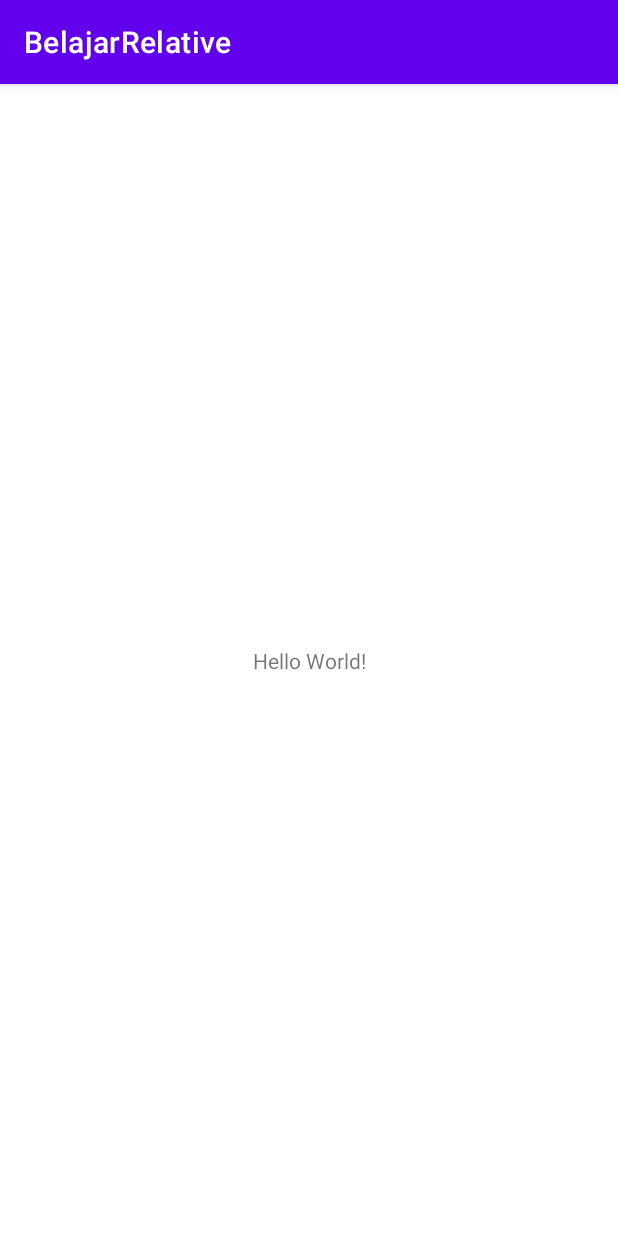
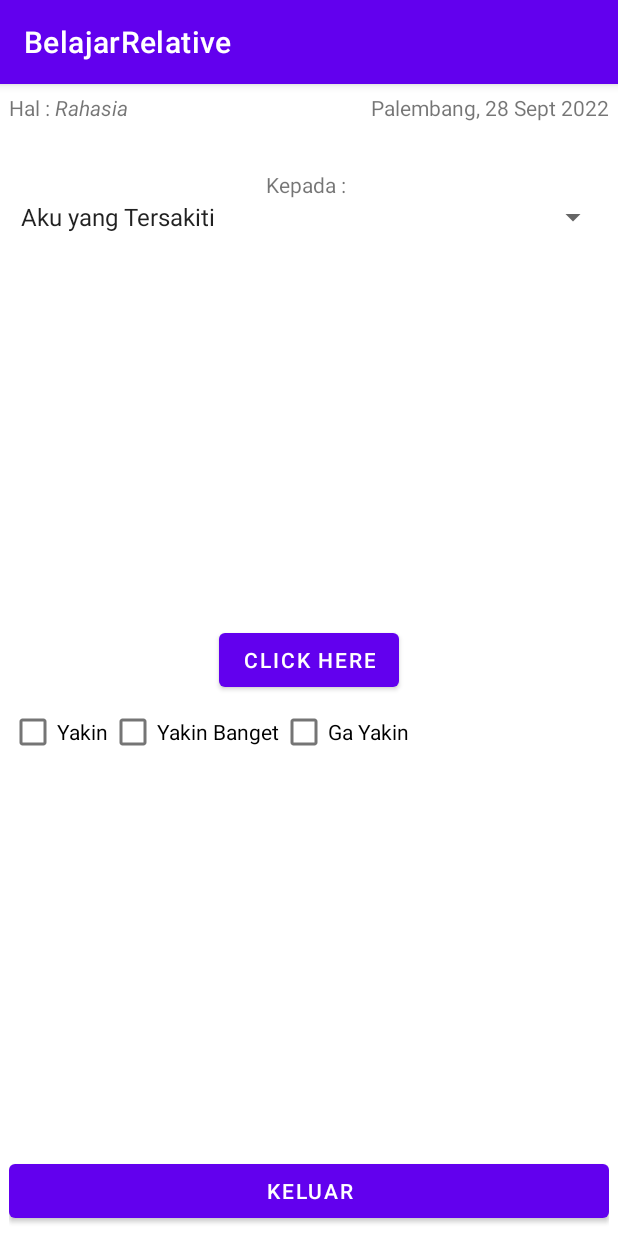
Before and after one commit to 2022-2023-Ganjil-PAB1-IF3B/BelajarRelative, an Android app: the screen it shows after launch (MainActivity), on a phone screen of 412 x 824 dp. Run offline under Robolectric (Android 15) with nearby library versions, the phone set to English and light mode, and no system bars.

Commit message:
Finish Relative Layout Learning

```diff
--- a/app/src/main/res/layout/activity_main.xml
+++ b/app/src/main/res/layout/activity_main.xml
@@ -1,18 +1,86 @@
 <?xml version="1.0" encoding="utf-8"?>
-<androidx.constraintlayout.widget.ConstraintLayout xmlns:android="http://schemas.android.com/apk/res/android"
+<RelativeLayout
+    xmlns:android="http://schemas.android.com/apk/res/android"
     xmlns:app="http://schemas.android.com/apk/res-auto"
     xmlns:tools="http://schemas.android.com/tools"
     android:layout_width="match_parent"
     android:layout_height="match_parent"
+    android:layout_margin="6dp"
     tools:context=".MainActivity">
 
     <TextView
+        android:id="@+id/tv_hal"
         android:layout_width="wrap_content"
         android:layout_height="wrap_content"
-        android:text="Hello World!"
-        app:layout_constraintBottom_toBottomOf="parent"
-        app:layout_constraintEnd_toEndOf="parent"
-        app:layout_constraintStart_toStartOf="parent"
-        app:layout_constraintTop_toTopOf="parent" />
+        android:text="Hal : "/>
 
-</androidx.constraintlayout.widget.ConstraintLayout>
+    <TextView
+        android:id="@+id/tv_rahasia"
+        android:layout_width="wrap_content"
+        android:layout_height="wrap_content"
+        android:text="Rahasia"
+        android:textStyle="italic"
+        android:layout_toRightOf="@id/tv_hal"/>
+
+    <TextView
+        android:id="@+id/tv_tanggal"
+        android:layout_width="wrap_content"
+        android:layout_height="wrap_content"
+        android:text="Palembang, 28 Sept 2022"
+        android:layout_alignParentRight="true"/>
+
+    <TextView
+        android:id="@+id/tv_kepada"
+        android:layout_width="wrap_content"
+        android:layout_height="wrap_content"
+        android:text="Kepada : "
+        android:layout_centerHorizontal="true"
+        android:layout_below="@id/tv_hal"
+        android:layout_marginTop="32dp"/>
+
+    <Spinner
+        android:id="@+id/sp_kepada_siapa"
+        android:layout_width="match_parent"
+        android:layout_height="wrap_content"
+        android:layout_below="@id/tv_kepada"
+        android:entries="@array/arr_kepada"/>
+
+    <Button
+        android:id="@+id/btn_click_here"
+        android:layout_width="wrap_content"
+        android:layout_height="wrap_content"
+        android:text="CLICK HERE"
+        android:layout_centerInParent="true"/>
+
+    <CheckBox
+        android:id="@+id/cb_yakin"
+        android:layout_width="wrap_content"
+        android:layout_height="wrap_content"
+        android:text="Yakin"
+        android:layout_below="@id/btn_click_here"/>
+
+    <CheckBox
+        android:id="@+id/cb_yakin_banget"
+        android:layout_width="wrap_content"
+        android:layout_height="wrap_content"
+        android:text="Yakin Banget"
+        android:layout_below="@id/btn_click_here"
+        android:layout_toRightOf="@id/cb_yakin"/>
+
+    <CheckBox
+        android:id="@+id/cb_ga_yakin"
+        android:layout_width="wrap_content"
+        android:layout_height="wrap_content"
+        android:text="Ga Yakin"
+        android:layout_below="@id/btn_click_here"
+        android:layout_toRightOf="@id/cb_yakin_banget"/>
+
+    <Button
+        android:id="@+id/btn_keluar"
+        android:layout_width="match_parent"
+        android:layout_height="wrap_content"
+        android:text="KELUAR"
+        android:layout_alignParentBottom="true"/>
+
+
+</RelativeLayout>
--- a/app/src/main/res/values/strings.xml
+++ b/app/src/main/res/values/strings.xml
@@ -1,3 +1,8 @@
 <resources>
     <string name="app_name">BelajarRelative</string>
+    <string-array name="arr_kepada">
+        <item>Aku yang Tersakiti</item>
+        <item>Dia Dia Dia</item>
+        <item>Kamu yang Menghantuiku</item>
+    </string-array>
 </resources>
```
